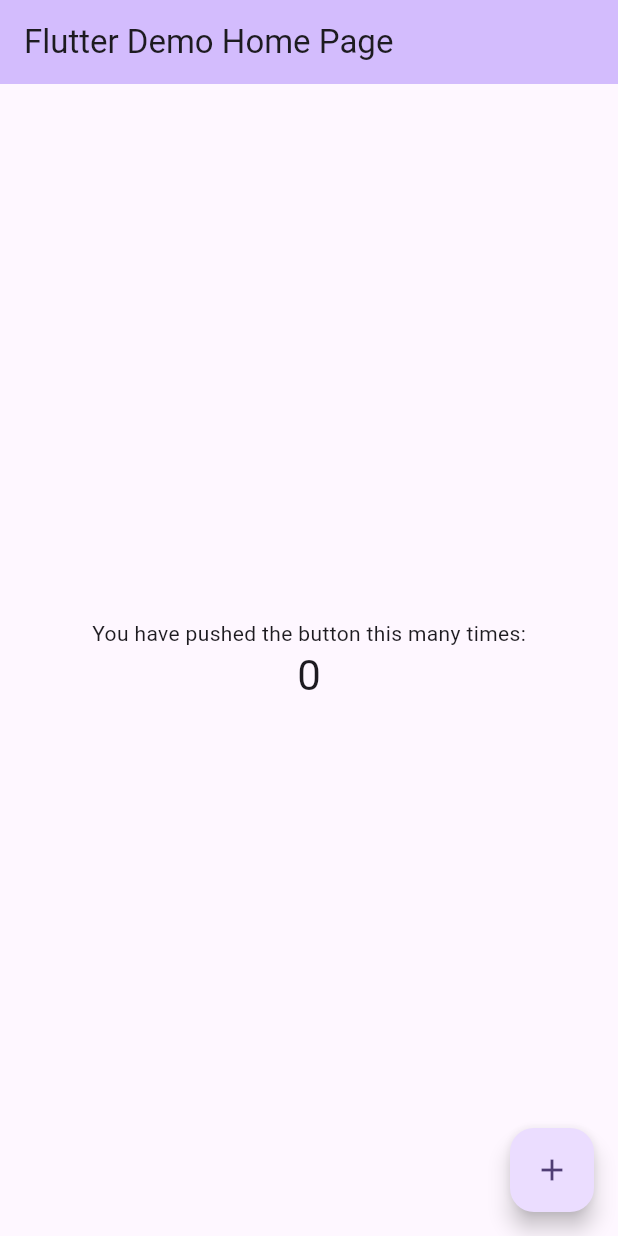
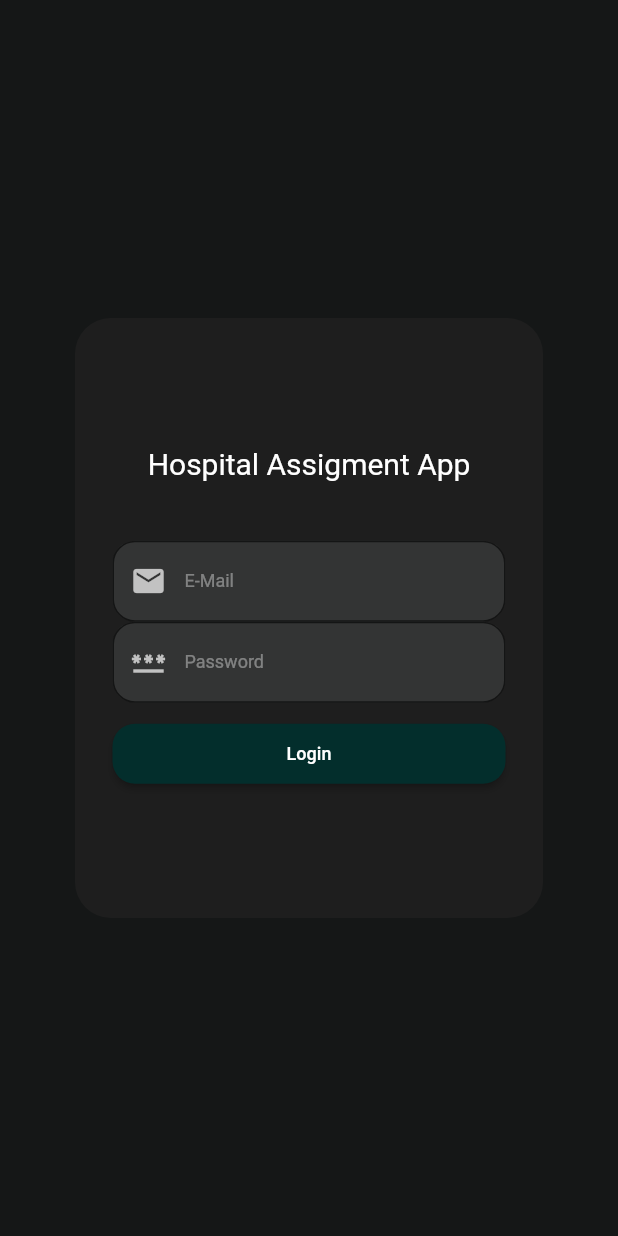
Before and after one commit to 4o4x/hospital_assignment_app_mobile, a Flutter app: the screen it shows after launch, on a phone screen of 412 x 824 dp. Run offline on Flutter 3.47's test engine with Material 2 defaults, Android fonts, the phone set to English and light mode, and no system bars.

Commit message:
Login Page

```diff
--- /dev/null
+++ b/lib/constants/api_path.dart
@@ -0,0 +1,3 @@
+class ApiPath {
+  static String serverIP = "127.0.0.0";
+}
--- /dev/null
+++ b/lib/features/auth/screens/login.dart
@@ -0,0 +1,138 @@
+import 'package:flutter/material.dart';
+
+class LoginScreen extends StatefulWidget {
+  static const String routeName = '/login-screen';
+  const LoginScreen({super.key});
+
+  @override
+  State<LoginScreen> createState() => _LoginScreenState();
+}
+
+class _LoginScreenState extends State<LoginScreen>
+    with SingleTickerProviderStateMixin {
+  late AnimationController _controller;
+
+  @override
+  void initState() {
+    super.initState();
+    _controller = AnimationController(vsync: this);
+  }
+
+  @override
+  void dispose() {
+    _controller.dispose();
+    super.dispose();
+  }
+
+  @override
+  Widget build(BuildContext context) {
+    return Scaffold(
+      backgroundColor: mainBackgroundColor,
+      body: Center(
+        child: SafeArea(
+          child: Container(
+            decoration: BoxDecoration(
+                shape: BoxShape.rectangle,
+                borderRadius: BorderRadius.circular(24),
+                color: mainContainerColor),
+            margin: EdgeInsets.all(50),
+            padding: EdgeInsets.all(25),
+
+            height: 400,
+            //color: Colors.amber[200],
+            child: Column(
+              mainAxisAlignment: MainAxisAlignment.center,
+              children: [
+                Text(
+                  textAlign: TextAlign.center,
+                  "Hospital Assigment App",
+                  style: TextStyle(
+                    color: mainTextColor,
+                    fontSize: 20,
+                  ),
+                ),
+                SizedBox(
+                  height: 40,
+                ),
+                TextField(
+                  decoration: InputDecoration(
+                      fillColor: mainTextBoxColor,
+                      filled: true,
+                      focusedBorder: OutlineInputBorder(
+                          borderSide: BorderSide(color: Colors.black, width: 0),
+                          borderRadius: BorderRadius.circular(15)),
+                      //focusColor: Colors.white38,
+                      prefixIcon: Icon(
+                        Icons.mail,
+                        color: Colors.white70,
+                      ),
+                      border: OutlineInputBorder(
+                          borderRadius: BorderRadius.circular(15)),
+                      hintText: "E-Mail",
+                      hintStyle:
+                          TextStyle(color: Colors.white38, fontSize: 12)),
+                  style: TextStyle(color: mainTextColor, fontSize: 12),
+                ),
+                TextField(
+                  autofocus: false,
+                  decoration: InputDecoration(
+                      fillColor: mainTextBoxColor,
+                      filled: true,
+                      prefixIcon: Icon(Icons.password, color: Colors.white70),
+                      //iconColor: Colors.white,
+                      border: OutlineInputBorder(
+                        borderRadius: BorderRadius.circular(15),
+                        borderSide: BorderSide(color: Colors.white),
+                      ),
+                      focusedBorder: OutlineInputBorder(
+                          borderSide: BorderSide(color: Colors.black, width: 0),
+                          borderRadius: BorderRadius.circular(15)),
+                      hintText: "Password",
+                      hintStyle:
+                          TextStyle(color: Colors.white38, fontSize: 12)),
+                  style: TextStyle(
+                    color: mainTextColor,
+                    fontSize: 12,
+                  ),
+                  obscureText: true,
+                ),
+                SizedBox(
+                  height: 10,
+                ),
+                ElevatedButton(
+                  onPressed: () {
+                    print("burak");
+                    print("selam");
+                  },
+                  style: ElevatedButton.styleFrom(
+                    backgroundColor: mainButtonColor,
+                    shape: RoundedRectangleBorder(
+                      borderRadius: BorderRadius.circular(15),
+                      // <-- Radius
+                    ),
+
+                    minimumSize: const Size.fromHeight(40),
+                    // NEW
+                  ),
+                  child: Text(
+                    "Login",
+                    style: TextStyle(
+                      color: mainTextColor,
+                      fontSize: 12,
+                    ),
+                  ),
+                ),
+              ],
+            ),
+          ),
+        ),
+      ),
+    );
+  }
+}
+
+Color mainBackgroundColor = Color(0xFF151717);
+Color mainContainerColor = Color(0xFF1E1E1E);
+Color mainTextBoxColor = Color(0xFF333434);
+Color mainButtonColor = Color(0xFF032E2C);
+Color mainTextColor = Color(0xFFFFFFFF);
--- a/lib/main.dart
+++ b/lib/main.dart
@@ -1,125 +1,29 @@
 import 'package:flutter/material.dart';
+import 'package:hospital_assignment_app_mobile/features/auth/screens/login.dart';
+import 'package:hospital_assignment_app_mobile/router.dart';
 
 void main() {
-  runApp(const MyApp());
+  runApp(
+    MyApp(),
+  );
 }
 
-class MyApp extends StatelessWidget {
-  const MyApp({super.key});
+class MyApp extends StatefulWidget {
+  @override
+  State<MyApp> createState() => _MyAppState();
+}
 
-  // This widget is the root of your application.
+class _MyAppState extends State<MyApp> {
   @override
   Widget build(BuildContext context) {
     return MaterialApp(
-      title: 'Flutter Demo',
-      theme: ThemeData(
-        // This is the theme of your application.
-        //
-        // TRY THIS: Try running your application with "flutter run". You'll see
-        // the application has a blue toolbar. Then, without quitting the app,
-        // try changing the seedColor in the colorScheme below to Colors.green
-        // and then invoke "hot reload" (save your changes or press the "hot
-        // reload" button in a Flutter-supported IDE, or press "r" if you used
-        // the command line to start the app).
-        //
-        // Notice that the counter didn't reset back to zero; the application
-        // state is not lost during the reload. To reset the state, use hot
-        // restart instead.
-        //
-        // This works for code too, not just values: Most code changes can be
-        // tested with just a hot reload.
-        colorScheme: ColorScheme.fromSeed(seedColor: Colors.deepPurple),
-        useMaterial3: true,
-      ),
-      home: const MyHomePage(title: 'Flutter Demo Home Page'),
-    );
+        onGenerateRoute: (settings) => generateRoute(settings),
+        home: LoginScreen());
   }
 }
 
-class MyHomePage extends StatefulWidget {
-  const MyHomePage({super.key, required this.title});
-
-  // This widget is the home page of your application. It is stateful, meaning
-  // that it has a State object (defined below) that contains fields that affect
-  // how it looks.
-
-  // This class is the configuration for the state. It holds the values (in this
-  // case the title) provided by the parent (in this case the App widget) and
-  // used by the build method of the State. Fields in a Widget subclass are
-  // always marked "final".
-
-  final String title;
-
-  @override
-  State<MyHomePage> createState() => _MyHomePageState();
-}
-
-class _MyHomePageState extends State<MyHomePage> {
-  int _counter = 0;
-
-  void _incrementCounter() {
-    setState(() {
-      // This call to setState tells the Flutter framework that something has
-      // changed in this State, which causes it to rerun the build method below
-      // so that the display can reflect the updated values. If we changed
-      // _counter without calling setState(), then the build method would not be
-      // called again, and so nothing would appear to happen.
-      _counter++;
-    });
-  }
-
-  @override
-  Widget build(BuildContext context) {
-    // This method is rerun every time setState is called, for instance as done
-    // by the _incrementCounter method above.
-    //
-    // The Flutter framework has been optimized to make rerunning build methods
-    // fast, so that you can just rebuild anything that needs updating rather
-    // than having to individually change instances of widgets.
-    return Scaffold(
-      appBar: AppBar(
-        // TRY THIS: Try changing the color here to a specific color (to
-        // Colors.amber, perhaps?) and trigger a hot reload to see the AppBar
-        // change color while the other colors stay the same.
-        backgroundColor: Theme.of(context).colorScheme.inversePrimary,
-        // Here we take the value from the MyHomePage object that was created by
-        // the App.build method, and use it to set our appbar title.
-        title: Text(widget.title),
-      ),
-      body: Center(
-        // Center is a layout widget. It takes a single child and positions it
-        // in the middle of the parent.
-        child: Column(
-          // Column is also a layout widget. It takes a list of children and
-          // arranges them vertically. By default, it sizes itself to fit its
-          // children horizontally, and tries to be as tall as its parent.
-          //
-          // Column has various properties to control how it sizes itself and
-          // how it positions its children. Here we use mainAxisAlignment to
-          // center the children vertically; the main axis here is the vertical
-          // axis because Columns are vertical (the cross axis would be
-          // horizontal).
-          //
-          // TRY THIS: Invoke "debug painting" (choose the "Toggle Debug Paint"
-          // action in the IDE, or press "p" in the console), to see the
-          // wireframe for each widget.
-          mainAxisAlignment: MainAxisAlignment.center,
-          children: <Widget>[
-            const Text(
-              'You have pushed the button this many times:',
-            ),
-            Text(
-              '$_counter',
-              style: Theme.of(context).textTheme.headlineMedium,
-            ),
-          ],
-        ),
-      ),
-      floatingActionButton: FloatingActionButton(
-        onPressed: _incrementCounter,
-        tooltip: 'Increment',
-        child: const Icon(Icons.add),
-      ), // This trailing comma makes auto-formatting nicer for build methods.
-    );
-  }
-}
+Color mainBackgroundColor = Color(0xFF151717);
+Color mainContainerColor = Color(0xFF1E1E1E);
+Color mainTextBoxColor = Color(0xFF333434);
+Color mainButtonColor = Color(0xFF032E2C);
+Color mainTextColor = Color(0xFFFFFFFF);
--- a/pubspec.yaml
+++ b/pubspec.yaml
@@ -35,6 +35,8 @@ dependencies:
   # The following adds the Cupertino Icons font to your application.
   # Use with the CupertinoIcons class for iOS style icons.
   cupertino_icons: ^1.0.2
+  json_annotation: ^4.8.1
+  http: ^1.1.0
 
 dev_dependencies:
   flutter_test:
@@ -46,6 +48,8 @@ dev_dependencies:
   # package. See that file for information about deactivating specific lint
   # rules and activating additional ones.
   flutter_lints: ^2.0.0
+  build_runner: ^2.4.6
+  json_serializable: ^6.7.1
 
 # For information on the generic Dart part of this file, see the
 # following page: https://dart.dev/tools/pub/pubspec
```
Also changed, not shown: lib/features/auth/screens/register.dart (added, +102 -0 lines), lib/models/user.dart (added, +18 -0 lines), lib/router.dart (added, +24 -0 lines), lib/models/user.g.dart (added), pubspec.lock.
